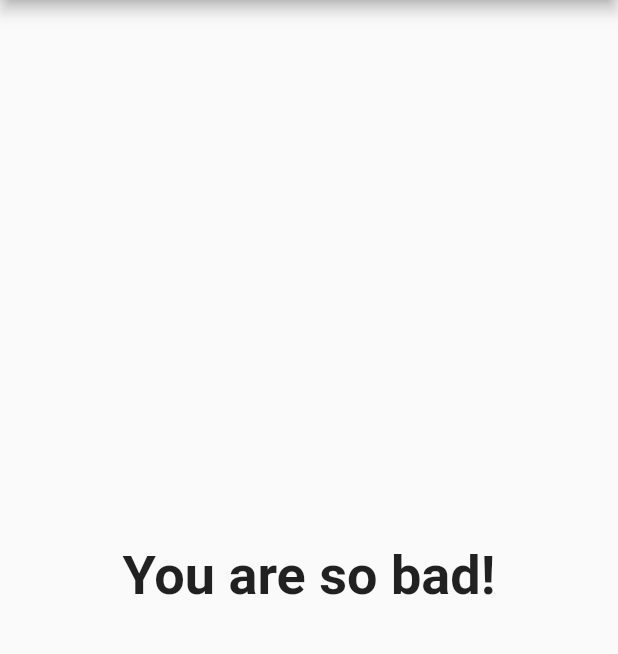
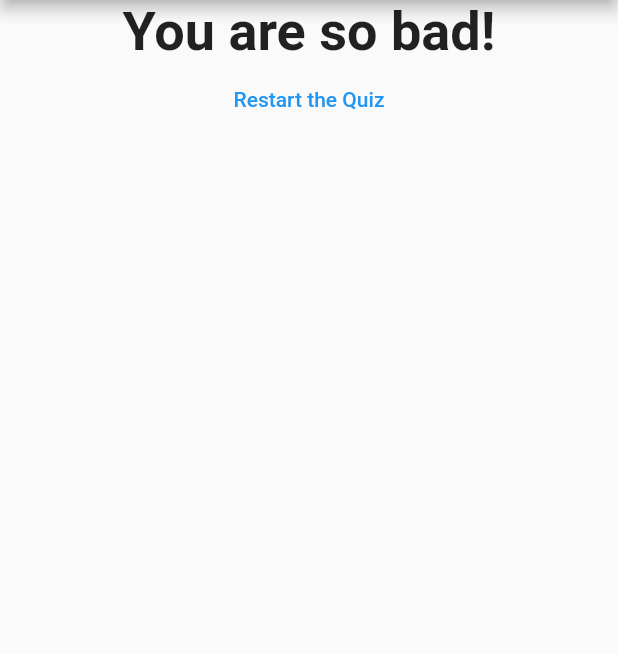
Before and after one commit to piergiovannisedia/FlutterApp-Questions_Answers, a Flutter app: the screen it shows after launch, after a tap on "Black", after a tap on "Snake", after a tap on "Mario", on a phone screen of 412 x 824 dp, the part 84-738 px from its top. Run offline on Flutter 3.47's test engine with Material 2 defaults, Android fonts, the phone set to English and light mode, and no system bars.

Commit message:
implemented a Restart button at the end that makes you restart the quiz. To do that, a new function in the main.dart file has been implemented that then is passed to the Result widget that will run the function once that the button is pressed

```diff
--- a/lib/main.dart
+++ b/lib/main.dart
@@ -48,6 +48,13 @@ class _MyAppState extends State<MyApp> {
   var _questionIndex = 0;
   var _totalScore = 0;
 
+  void _resetQuiz() {
+    setState(() {
+      _questionIndex = 0;
+      _totalScore = 0;
+    });
+  }
+
   void _answerQuestion(int score) {
     _totalScore += score;
 
@@ -71,7 +78,7 @@ class _MyAppState extends State<MyApp> {
                 answerQuestion: _answerQuestion,
                 questionIndex: _questionIndex,
                 questions: _questions)
-            : Result(_totalScore),
+            : Result(_totalScore, _resetQuiz),
       ),
     );
   }
--- a/lib/result.dart
+++ b/lib/result.dart
@@ -2,8 +2,9 @@ import 'package:flutter/material.dart';
 
 class Result extends StatelessWidget {
   final int resultScore;
+  final VoidCallback resetHandler;
 
-  Result(this.resultScore);
+  Result(this.resultScore, this.resetHandler);
 
   String get resultPhrase {
     String resultText;
@@ -22,10 +23,15 @@ class Result extends StatelessWidget {
   @override
   Widget build(BuildContext context) {
     return Center(
-      child: Text(
-        resultPhrase,
-        style: TextStyle(fontSize: 36, fontWeight: FontWeight.bold),
-        textAlign: TextAlign.center,
+      child: Column(
+        children: [
+          Text(
+            resultPhrase,
+            style: TextStyle(fontSize: 36, fontWeight: FontWeight.bold),
+            textAlign: TextAlign.center,
+          ),
+          TextButton(child: Text('Restart the Quiz'), onPressed: resetHandler,)
+        ],
       ),
     );
   }
```
